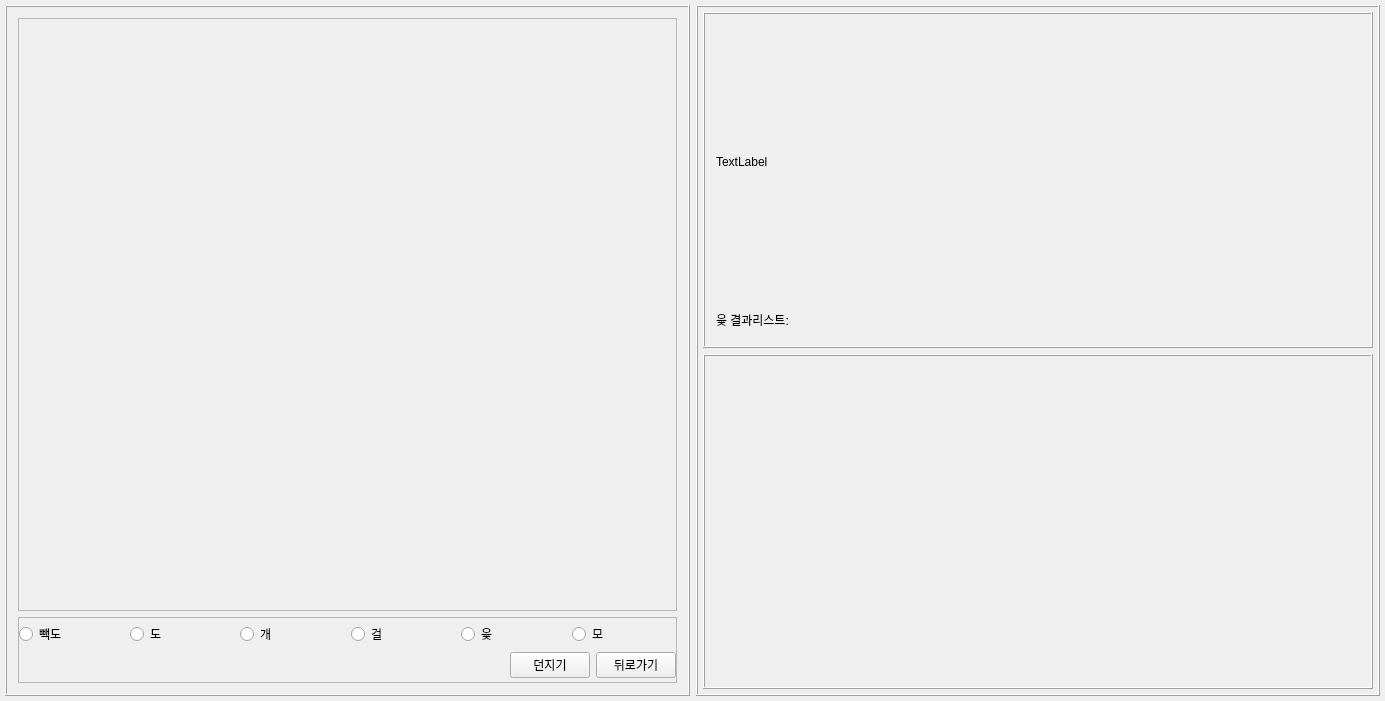
Above: mainwindow.ui from aabbo/Qtprogram before the change. Below: the same form after it.
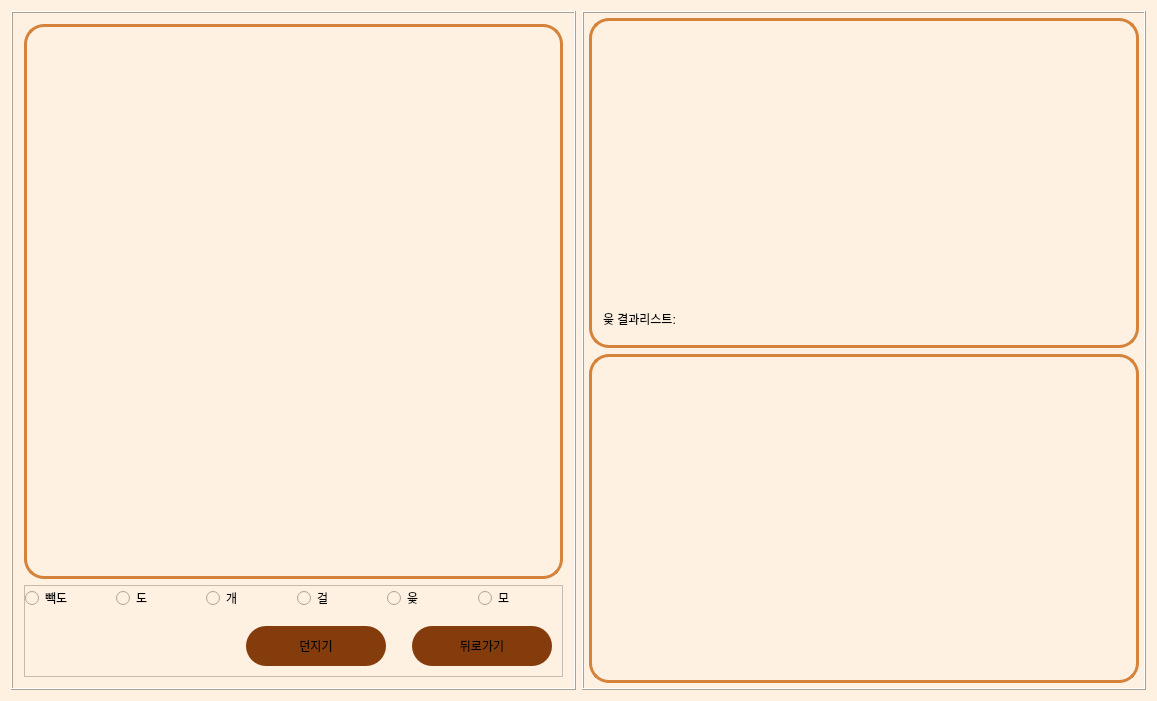
That is the form after the change.

What changed in the file:
```diff
--- a/mainwindow.ui
+++ b/mainwindow.ui
@@ -6,44 +6,35 @@
    <rect>
     <x>0</x>
     <y>0</y>
-    <width>1385</width>
+    <width>1157</width>
     <height>701</height>
    </rect>
   </property>
   <property name="windowTitle">
    <string>MainWindow</string>
   </property>
+  <property name="styleSheet">
+   <string notr="true">/*rgb(255, 231, 205) --beige..?
+
+132,60,12 --brown
+*/
+
+/*============background===============*/
+
+QWidget{
+	background-color:rgb(255,241,225);
+
+
+text-align:center;
+	font: &quot;제주고딕&quot;;
+
+
+}
+
+</string>
+  </property>
   <widget class="QWidget" name="centralWidget">
-   <layout class="QGridLayout" name="gridLayout_2">
-    <property name="leftMargin">
-     <number>0</number>
-    </property>
-    <property name="topMargin">
-     <number>0</number>
-    </property>
-    <property name="rightMargin">
-     <number>0</number>
-    </property>
-    <property name="bottomMargin">
-     <number>0</number>
-    </property>
-    <property name="spacing">
-     <number>0</number>
-    </property>
-    <item row="0" column="0">
      <layout class="QGridLayout" name="gridLayout">
-      <property name="leftMargin">
-       <number>5</number>
-      </property>
-      <property name="topMargin">
-       <number>5</number>
-      </property>
-      <property name="rightMargin">
-       <number>5</number>
-      </property>
-      <property name="bottomMargin">
-       <number>5</number>
-      </property>
       <item row="0" column="0">
        <widget class="QFrame" name="BoardFrame">
         <property name="sizePolicy">
@@ -68,7 +59,14 @@
             </sizepolicy>
            </property>
            <property name="styleSheet">
-            <string notr="true"/>
+          <string notr="true">QFrame{
+border:3px solid  rgb(213, 131, 58);
+border-radius:20px;
+}
+QLabel{
+border:0px solid  rgb(213, 131, 58);
+border-radius:0px;
+}</string>
            </property>
            <property name="frameShape">
             <enum>QFrame::StyledPanel</enum>
@@ -86,6 +84,51 @@
              <verstretch>1</verstretch>
             </sizepolicy>
            </property>
+         <property name="styleSheet">
+          <string notr="true">
+/*============radiobtn===============*/
+QRadioButton{
+text-align:center;
+	font: 10pt &quot;제주고딕&quot;;
+}
+
+
+
+
+
+
+
+/*============button===============*/
+
+QPushButton{
+	background-color:rgb(132,60,12 ); 
+ border-radius: 20px;
+button-layout:0;
+font: 13pt &quot;제주고딕&quot;;
+margin:10px;
+max-width:140px;
+max-height:50px;
+min-width:140px;
+min-height:40px;
+
+
+}
+QPushButton:pressed {
+background-color:rgb(213, 153, 103);
+}
+
+QPushButton:disabled {
+    background-color: rgb(139, 112, 70);
+}
+QPushButton:hover{
+	background-color:rgb(255,231,205);
+border-width: 2px;
+    border-style: solid;
+border-color:3px rgb(132,60,12 ); 
+ border-radius: 25px;
+
+}</string>
+         </property>
            <property name="frameShape">
             <enum>QFrame::StyledPanel</enum>
            </property>
@@ -110,6 +153,9 @@
             </property>
             <item row="0" column="0">
              <widget class="QStackedWidget" name="SelectButtonStack">
+            <property name="styleSheet">
+             <string notr="true"/>
+            </property>
               <property name="currentIndex">
                <number>1</number>
               </property>
@@ -293,6 +339,16 @@
              <verstretch>5</verstretch>
             </sizepolicy>
            </property>
+         <property name="styleSheet">
+          <string notr="true">QFrame{
+border:3px solid  rgb(213, 131, 58);
+border-radius:20px;
+}
+QLabel{
+border:0px solid  rgb(213, 131, 58);
+border-radius:0px;
+}</string>
+         </property>
            <property name="frameShape">
             <enum>QFrame::Box</enum>
            </property>
@@ -308,8 +364,14 @@
                 <verstretch>9</verstretch>
                </sizepolicy>
               </property>
+            <property name="styleSheet">
+             <string notr="true"/>
+            </property>
               <property name="text">
-               <string>TextLabel</string>
+             <string/>
+            </property>
+            <property name="alignment">
+             <set>Qt::AlignCenter</set>
               </property>
              </widget>
             </item>
@@ -321,6 +383,16 @@
                 <verstretch>1</verstretch>
                </sizepolicy>
               </property>
+            <property name="styleSheet">
+             <string notr="true">QLabel{
+
+text-align:right;
+
+	font: 10pt &quot;제주고딕&quot;;
+
+}
+</string>
+            </property>
               <property name="text">
                <string>윷 결과리스트:</string>
               </property>
@@ -337,6 +409,20 @@
              <verstretch>5</verstretch>
             </sizepolicy>
            </property>
+         <property name="styleSheet">
+          <string notr="true">QFrame{
+border:3px solid  rgb(213, 131, 58);
+border-radius:20px;
+
+text-align:right;
+	font: 10pt &quot;제주고딕&quot;;
+
+}
+QLabel{
+border:0px solid  rgb(213, 131, 58);
+border-radius:0px;
+}</string>
+         </property>
            <property name="frameShape">
             <enum>QFrame::Box</enum>
            </property>
@@ -347,8 +433,6 @@
          </item>
         </layout>
        </widget>
-      </item>
-     </layout>
     </item>
    </layout>
   </widget>
```
Lines whose indentation alone changed are shown as unchanged.
